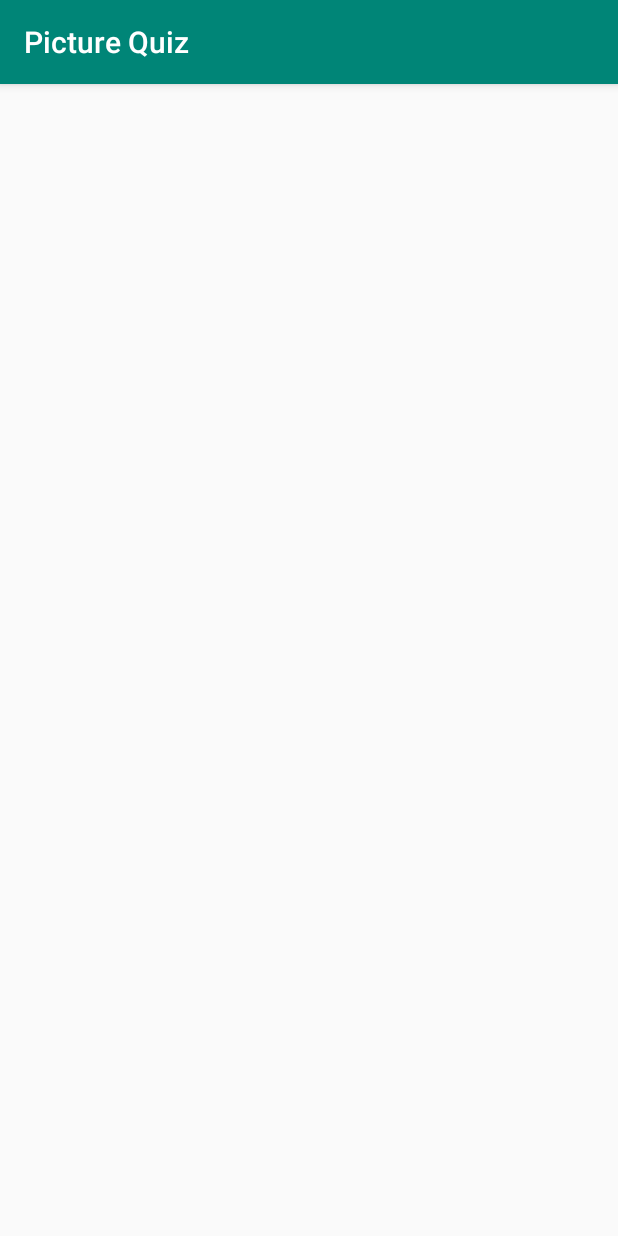
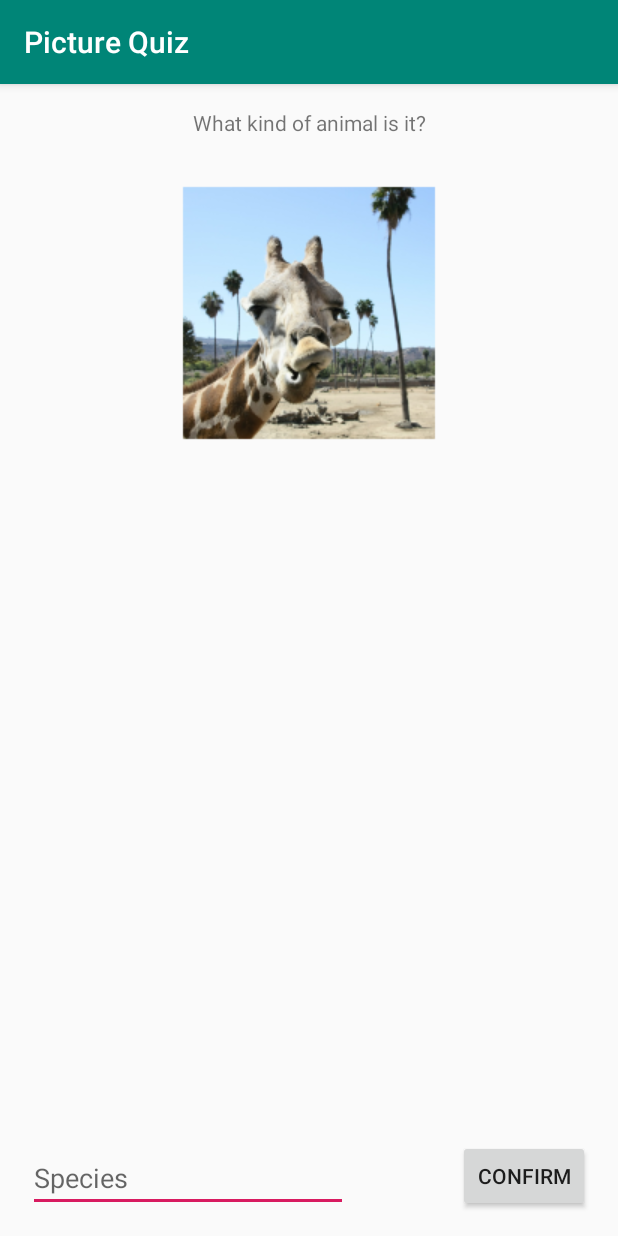
Before and after one commit to sdim2016/level1-example, an Android app: the screen it shows after launch (MainActivity), on a phone screen of 412 x 824 dp. Run offline under Robolectric (Android 15) with nearby library versions, the phone set to English and light mode, and no system bars.

Commit message:
Finished the layout

```diff
--- a/app/src/main/res/layout/activity_main.xml
+++ b/app/src/main/res/layout/activity_main.xml
@@ -7,4 +7,46 @@
     tools:context=".MainActivity">
 
 
+    <TextView
+        android:id="@+id/textView"
+        android:layout_width="wrap_content"
+        android:layout_height="wrap_content"
+        android:layout_marginTop="16dp"
+        android:text="@string/animalQuestion"
+        app:layout_constraintEnd_toEndOf="parent"
+        app:layout_constraintStart_toStartOf="parent"
+        app:layout_constraintTop_toTopOf="parent" />
+
+    <ImageView
+        android:id="@+id/imageView"
+        android:layout_width="wrap_content"
+        android:layout_height="wrap_content"
+        android:layout_marginTop="21dp"
+        app:layout_constraintEnd_toEndOf="parent"
+        app:layout_constraintStart_toStartOf="parent"
+        app:layout_constraintTop_toBottomOf="@+id/textView"
+        app:srcCompat="@drawable/image1" />
+
+    <EditText
+        android:id="@+id/etAnswer"
+        android:layout_width="wrap_content"
+        android:layout_height="wrap_content"
+        android:layout_marginBottom="16dp"
+        android:ems="10"
+        android:hint="@string/speciesText"
+        android:inputType="textPersonName"
+        app:layout_constraintBottom_toBottomOf="parent"
+        app:layout_constraintEnd_toStartOf="@+id/btnConfirm"
+        app:layout_constraintStart_toStartOf="parent" />
+
+    <Button
+        android:id="@+id/btnConfirm"
+        android:layout_width="wrap_content"
+        android:layout_height="wrap_content"
+        android:layout_marginStart="55dp"
+        android:layout_marginBottom="16dp"
+        android:text="@string/btnConfirm"
+        app:layout_constraintBottom_toBottomOf="parent"
+        app:layout_constraintEnd_toEndOf="parent"
+        app:layout_constraintStart_toEndOf="@+id/etAnswer" />
 </androidx.constraintlayout.widget.ConstraintLayout>
--- a/app/src/main/res/values/strings.xml
+++ b/app/src/main/res/values/strings.xml
@@ -1,3 +1,6 @@
 <resources>
     <string name="app_name">Picture Quiz</string>
+    <string name="animalQuestion">What kind of animal is it?</string>
+    <string name="btnConfirm">Confirm</string>
+    <string name="speciesText">Species</string>
 </resources>
```
